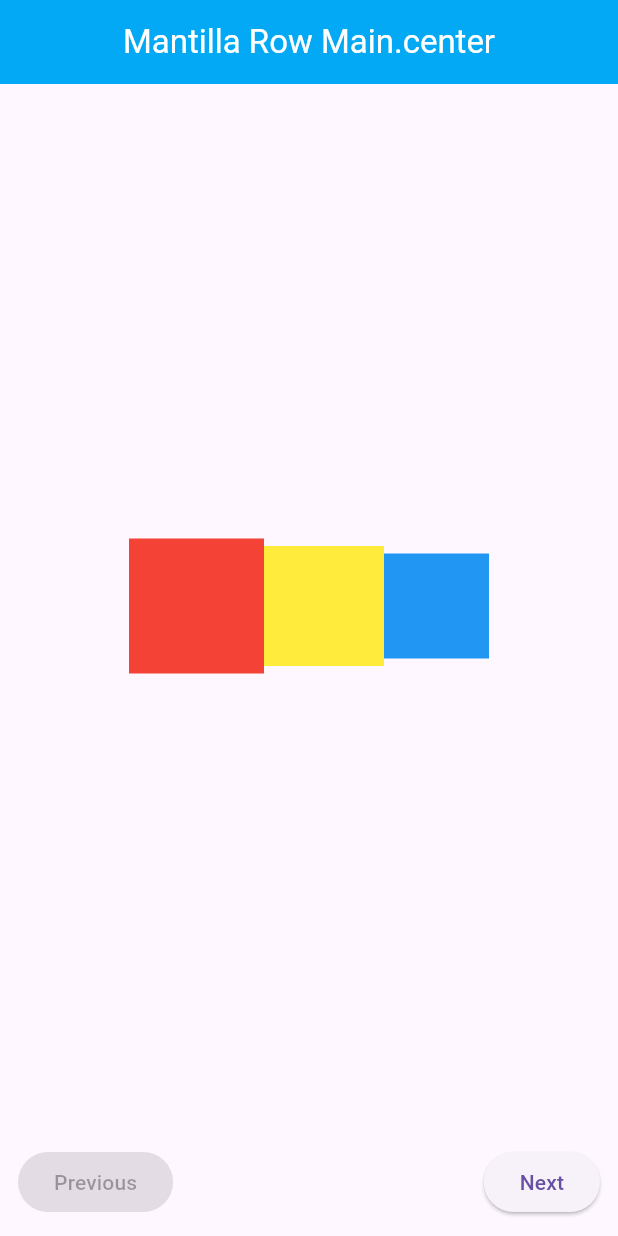
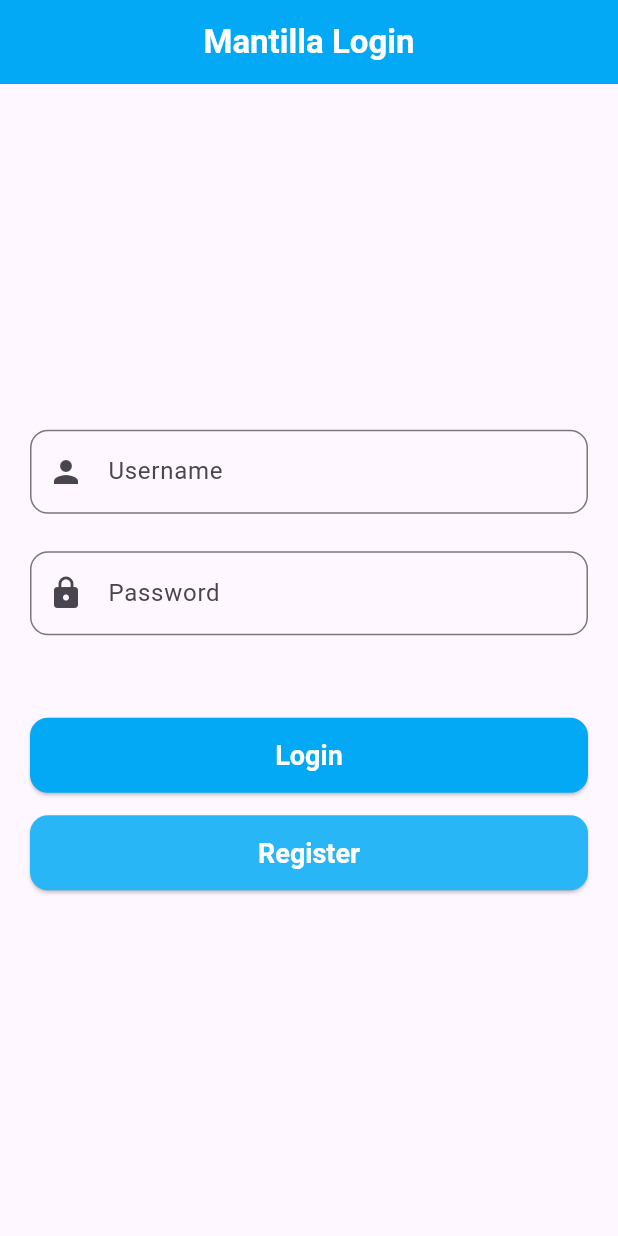
Before and after one commit to GG-G-M/Pavlova, a Flutter app: the screen it shows after launch, on a phone screen of 412 x 824 dp. Run offline on Flutter 3.47's test engine with Material 3 defaults, Android fonts, the phone set to English and light mode, and no system bars.

Commit message:
Login/Register Activity

```diff
--- /dev/null
+++ b/lib/login/login.dart
@@ -0,0 +1,107 @@
+import 'package:flutter/material.dart';
+import 'package:pavlova/login/landing_page.dart';
+import 'package:pavlova/login/register.dart';
+
+class LoginPage extends StatefulWidget {
+  const LoginPage({super.key});
+
+  @override
+  State<LoginPage> createState() => _LoginPageState();
+}
+
+class _LoginPageState extends State<LoginPage> {
+  final TextEditingController _usernameController = TextEditingController();
+  final TextEditingController _passwordController = TextEditingController();
+
+  void _login() {
+    String username = _usernameController.text;
+    String password = _passwordController.text;
+
+    Navigator.push(
+      context,
+      MaterialPageRoute(
+        builder: (context) =>
+            LandingPage(username: username, password: password),
+      ),
+    );
+  }
+
+  void _goToRegister() {
+    Navigator.push(
+      context,
+      MaterialPageRoute(builder: (context) => RegisterPage()),
+    );
+  }
+
+  @override
+  Widget build(BuildContext context) {
+    final ButtonStyle buttonStyle = ElevatedButton.styleFrom(
+      minimumSize: const Size.fromHeight(50),
+      shape: RoundedRectangleBorder(borderRadius: BorderRadius.circular(12)),
+      textStyle: const TextStyle(fontSize: 18, fontWeight: FontWeight.bold),
+    );
+
+    return Scaffold(
+      appBar: AppBar(
+        title: const Text(
+          'Mantilla Login',
+          style: TextStyle(fontWeight: FontWeight.w600),
+        ),
+        centerTitle: true,
+        backgroundColor: Colors.lightBlue,
+        foregroundColor: Colors.white,
+      ),
+      body: Center(
+        child: SingleChildScrollView(
+          padding: const EdgeInsets.all(20),
+          child: Column(
+            children: [
+              TextField(
+                controller: _usernameController,
+                decoration: const InputDecoration(
+                  labelText: 'Username',
+                  hintText: 'Enter your username',
+                  prefixIcon: Icon(Icons.person),
+                  border: OutlineInputBorder(
+                    borderRadius: BorderRadius.all(Radius.circular(12)),
+                  ),
+                ),
+              ),
+              const SizedBox(height: 25),
+              TextField(
+                controller: _passwordController,
+                decoration: const InputDecoration(
+                  labelText: 'Password',
+                  hintText: 'Enter your password',
+                  prefixIcon: Icon(Icons.lock),
+                  border: OutlineInputBorder(
+                    borderRadius: BorderRadius.all(Radius.circular(12)),
+                  ),
+                ),
+                obscureText: true,
+              ),
+              const SizedBox(height: 55),
+              ElevatedButton(
+                onPressed: _login,
+                style: buttonStyle.copyWith(
+                  backgroundColor: WidgetStateProperty.all(Colors.lightBlue),
+                  foregroundColor: WidgetStateProperty.all(Colors.white),
+                ),
+                child: const Text('Login'),
+              ),
+              const SizedBox(height: 15),
+              ElevatedButton(
+                onPressed: _goToRegister,
+                style: buttonStyle.copyWith(
+                  backgroundColor: WidgetStateProperty.all(Colors.lightBlue[400]),
+                  foregroundColor: WidgetStateProperty.all(Colors.white),
+                ),
+                child: const Text('Register'),
+              ),
+            ],
+          ),
+        ),
+      ),
+    );
+  }
+}
--- a/lib/main.dart
+++ b/lib/main.dart
@@ -2,6 +2,7 @@ import 'package:flutter/material.dart';
 import 'package:pavlova/pavlova.dart';
 import 'package:pavlova/edgeInsets.dart';
 import 'package:pavlova/AlignmentExamplesApp.dart';
+import 'package:pavlova/login/login.dart';
 
 void main() {
   runApp(const MyApp());
@@ -13,14 +14,15 @@ class MyApp extends StatelessWidget {
   @override
   Widget build(BuildContext context) {
     return MaterialApp(
-      title: 'Flutter Demo',
+      title: 'Flutter Taskset',
       debugShowCheckedModeBanner: false,
       theme: ThemeData(
         colorScheme: ColorScheme.fromSeed(seedColor: Colors.deepPurple),
       ),
       // home: Pavlova(),
       // home: edgeInsets(),
-      home: AlignmentExamplesApp(),
+      // home: AlignmentExamplesApp(),
+      home: LoginPage(),
     );
   }
 }
```
Also changed, not shown: lib/login/landing_page.dart (added, +51 -0 lines), lib/login/register.dart (added, +151 -0 lines).
